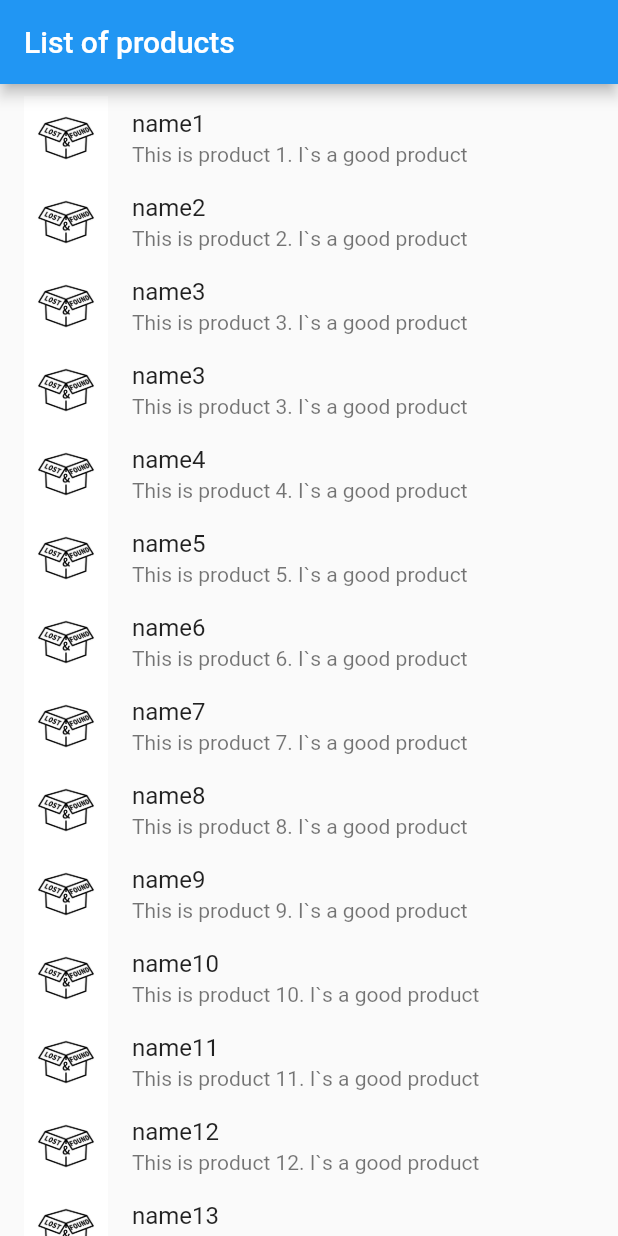
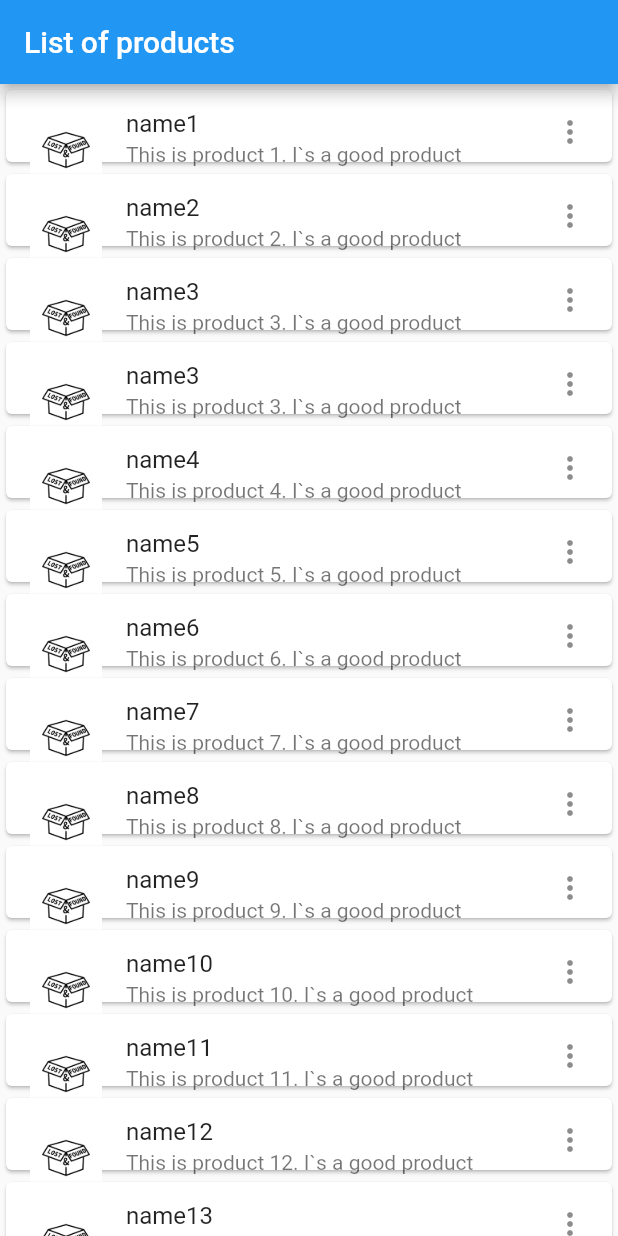
Before and after one commit to testdev23/test_git_s1, a Flutter app: the screen it shows after launch, on a phone screen of 412 x 824 dp. Run offline on Flutter 3.47's test engine with Material 2 defaults, Android fonts, the phone set to English and light mode, and no system bars.

Commit message:
Visualisation 1. widget [Card] of product

```diff
--- a/lib/main.dart
+++ b/lib/main.dart
@@ -54,10 +54,14 @@ Widget productsList(products) {
           title: Text('List of Products'),
         ),
         itemBuilder: (context, index) {
-          return ListTile(
-            leading: products[index].image,
-            title: Text(products[index].name),
-            subtitle: Text(products[index].describe),
+          return Card(
+            child: ListTile(
+              leading: products[index].image,
+              title: Text(products[index].name),
+              subtitle: Text(products[index].describe),
+              trailing: const Icon(Icons.more_vert),
+              isThreeLine: true,
+            ),
           );
         }),
   );
```
Also changed, not shown: 1 other file.
